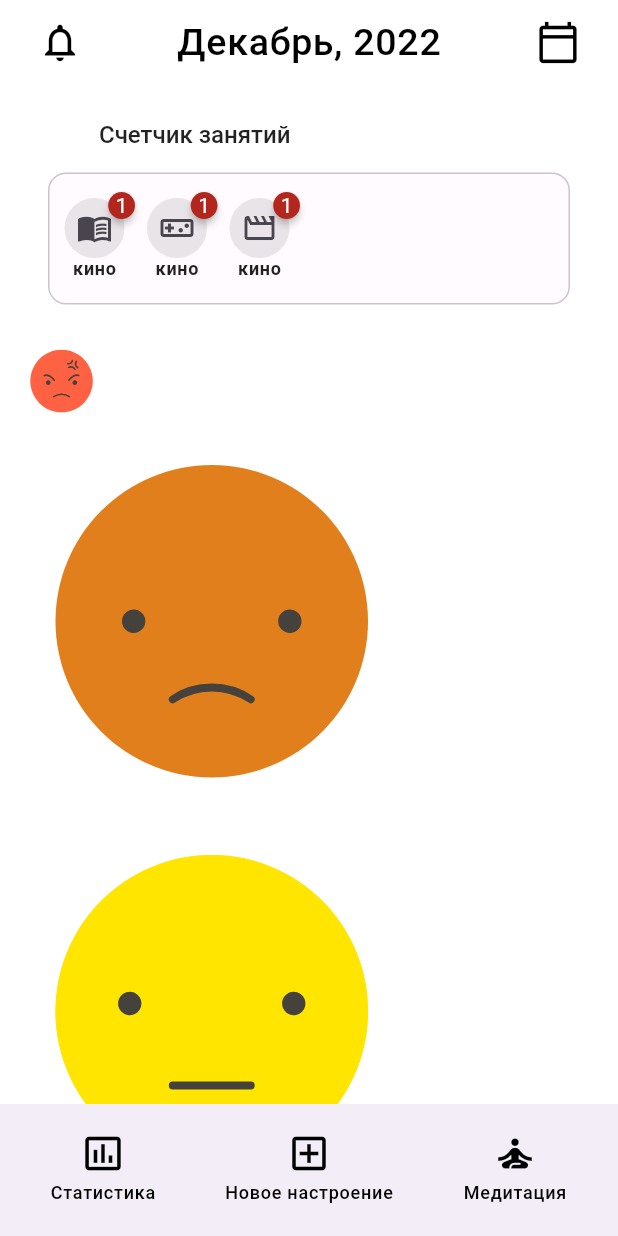
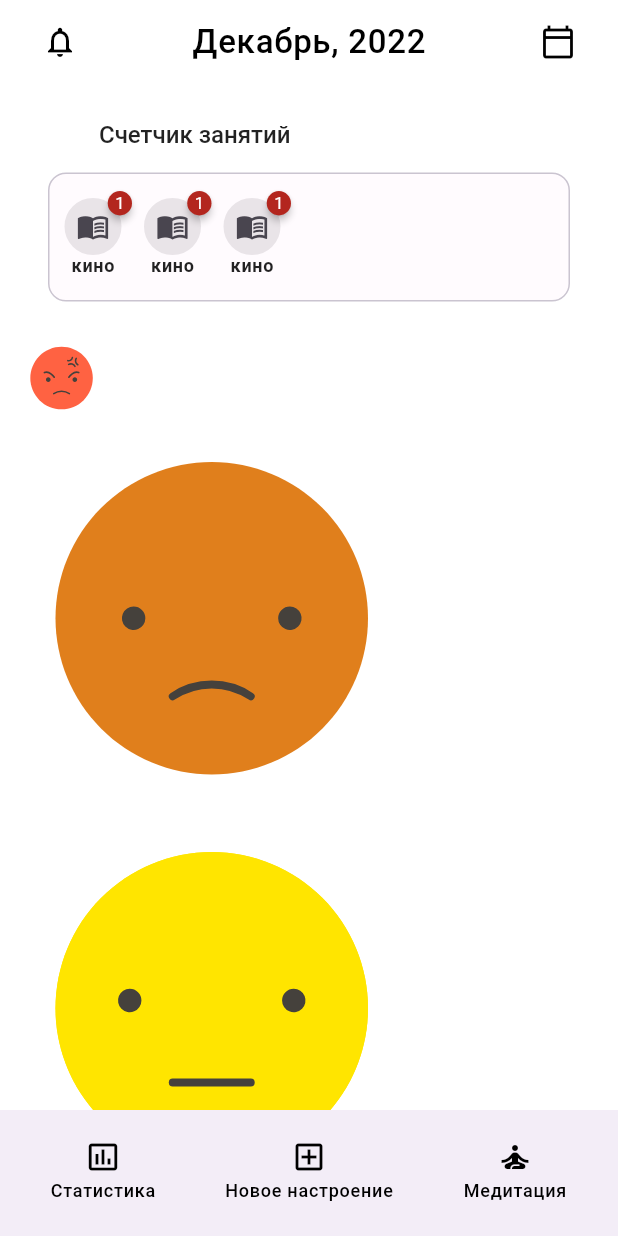
Before and after one commit to Easyboom24/mobile_app, a Flutter app: the screen it shows after launch, on a phone screen of 412 x 824 dp. Run offline on Flutter 3.47's test engine with Material 2 defaults, Android fonts, the phone set to English and light mode, and no system bars; drawn by our look-alikes of badges; our stand-ins replace flutter_svg, sqflite; accounts and stored records are empty.

Commit message:
Модели корректировка шрифтов

```diff
--- a/lib/backend/models/EventCategoryModel.dart
+++ b/lib/backend/models/EventCategoryModel.dart
@@ -1,4 +1,10 @@
 import 'model.dart';
+
+// await db.execute('''
+//         CREATE TABLE event_category(
+//           id INT UNSIGNED AUTO_INCREMENT PRIMARY KEY NOT NULL,
+//           title STRING NOT NULL
+//         )''');
 
 class EventCategoryModel extends Model {
   static String table = 'event_category';
--- a/lib/main.dart
+++ b/lib/main.dart
@@ -75,9 +75,12 @@ class _MyHomePageState extends State<MyHomePage> {
   String title = getTitle();
   List<int> years = getListOfYear();
   int selectedMonthCode = DateTime.now().month;
+  int selectedYear = DateTime.now().year;
+
   int tempSelectedMonthCode = DateTime.now().month;
-  int selectedYear = DateTime.now().year;
   int tempSelectedYear = DateTime.now().year;
+
+  var data = getData();
 
   //пример как использовать код иконки
   var movie = IconData(0xf1c2, fontFamily: 'MaterialIcons');
@@ -101,8 +104,9 @@ class _MyHomePageState extends State<MyHomePage> {
           elevation: 0,
           title: buildAppBarTitleMainPage(context),
           systemOverlayStyle: SystemUiOverlayStyle(
-            systemNavigationBarColor: Color(firstColor),
             statusBarColor: Color(firstColor),
+            statusBarBrightness: Brightness.dark,
+            statusBarIconBrightness: Brightness.dark,
           ),
         ),
       ),
@@ -120,12 +124,12 @@ class _MyHomePageState extends State<MyHomePage> {
             onPressed: () {},
             icon: Icon(
               Icons.notifications_none,
-              size: 30,
+              size: 24,
             )),
         Text(
           title,
           style: TextStyle(
-            fontSize: 25,
+            fontSize: 22,
             letterSpacing: 0.5,
             fontWeight: FontWeight.w500,
           ),
@@ -140,7 +144,7 @@ class _MyHomePageState extends State<MyHomePage> {
             },
             icon: Icon(
               Icons.calendar_today_outlined,
-              size: 30,
+              size: 24,
             ))
       ],
     );
@@ -328,6 +332,7 @@ class _MyHomePageState extends State<MyHomePage> {
                                   "1",
                                   style: TextStyle(
                                     color: Colors.white,
+                                    fontSize: 11,
                                   ),
                                 ),
                                 badgeColor: Color(0xFFB3261E),
@@ -347,6 +352,7 @@ class _MyHomePageState extends State<MyHomePage> {
                                   child: Icon(
                                     movie,
                                     color: Color(0xFF49454F),
+                                    size: 22,
                                   ),
                                 ),
                               ),
@@ -366,11 +372,12 @@ class _MyHomePageState extends State<MyHomePage> {
                                   "1",
                                   style: TextStyle(
                                     color: Colors.white,
+                                    fontSize: 11,
                                   ),
                                 ),
                                 badgeColor: Color(0xFFB3261E),
                                 position:
-                                    BadgeWidget.BadgePosition.topEnd(end: -7),
+                                BadgeWidget.BadgePosition.topEnd(end: -7),
                                 child: Container(
                                   decoration: BoxDecoration(
                                     border: Border.all(
@@ -383,8 +390,9 @@ class _MyHomePageState extends State<MyHomePage> {
                                     color: Color(0xFFe9e4e8),
                                   ),
                                   child: Icon(
-                                    Icons.videogame_asset_outlined,
+                                    movie,
                                     color: Color(0xFF49454F),
+                                    size: 22,
                                   ),
                                 ),
                               ),
@@ -404,11 +412,12 @@ class _MyHomePageState extends State<MyHomePage> {
                                   "1",
                                   style: TextStyle(
                                     color: Colors.white,
+                                    fontSize: 11,
                                   ),
                                 ),
                                 badgeColor: Color(0xFFB3261E),
                                 position:
-                                    BadgeWidget.BadgePosition.topEnd(end: -7),
+                                BadgeWidget.BadgePosition.topEnd(end: -7),
                                 child: Container(
                                   decoration: BoxDecoration(
                                     border: Border.all(
@@ -421,8 +430,9 @@ class _MyHomePageState extends State<MyHomePage> {
                                     color: Color(0xFFe9e4e8),
                                   ),
                                   child: Icon(
-                                    Icons.movie_creation_outlined,
+                                    movie,
                                     color: Color(0xFF49454F),
+                                    size: 22,
                                   ),
                                 ),
                               ),
@@ -503,7 +513,11 @@ class _MyHomePageState extends State<MyHomePage> {
               margin: EdgeInsets.only(
                 bottom: 4,
               ),
-              child: Icon(Icons.insert_chart_outlined, color: Colors.black),
+              child: Icon(
+                Icons.insert_chart_outlined,
+                color: Colors.black,
+                size: 24,
+              ),
             ),
             label: 'Статистика',
           ),
@@ -512,7 +526,11 @@ class _MyHomePageState extends State<MyHomePage> {
               margin: EdgeInsets.only(
                 bottom: 4,
               ),
-              child: Icon(Icons.add_box_outlined),
+              child: Icon(
+                Icons.add_box_outlined,
+                color: Colors.black,
+                size: 24,
+              ),
             ),
             label: 'Новое настроение',
           ),
@@ -521,7 +539,11 @@ class _MyHomePageState extends State<MyHomePage> {
                 margin: EdgeInsets.only(
                   bottom: 4,
                 ),
-                child: Icon(Icons.self_improvement_outlined)),
+                child: Icon(
+                  Icons.self_improvement_outlined,
+                  color: Colors.black,
+                  size: 24,
+                )),
             label: 'Медитация',
           ),
         ],
```
Also changed, not shown: lib/backend/models/EventModel.dart (added, +51 -0 lines), lib/backend/models/MoodModel.dart (+43 -0 lines), lib/backend/models/MyMoodEventModel.dart (added, +35 -0 lines), lib/backend/models/MyMoodModel.dart (added, +47 -0 lines).
